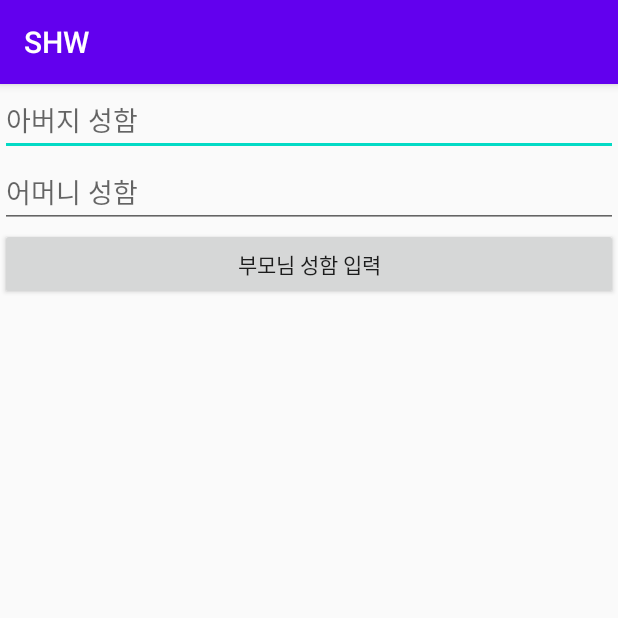
After one commit to Minoyam/School_Homework, an Android app: the InputDialogBoxActivity screen opened directly, with no data from a screen before it, on a phone screen of 412 x 824 dp, the top half of it. The commit adds this screen. Run offline under Robolectric (Android 15) with nearby library versions, the phone set to English and light mode, and no system bars.

Commit message:
9강 InputDialogBox 만들기
예전 기술을 사용하여 DialogFragment로 대체

```diff
--- a/app/src/main/AndroidManifest.xml
+++ b/app/src/main/AndroidManifest.xml
@@ -9,7 +9,8 @@
         android:roundIcon="@mipmap/ic_launcher_round"
         android:supportsRtl="true"
         android:theme="@style/AppTheme">
-        <activity android:name=".dialogbox.ListDialogBoxActivity"></activity>
+        <activity android:name=".dialogbox.InputDialogBoxActivity"></activity>
+        <activity android:name=".dialogbox.ListDialogBoxActivity" />
         <activity android:name=".dialogbox.DialogBoxActivity" />
         <activity android:name=".contextmenu.ContextMenuActivity" />
         <activity android:name=".MainActivity">
--- /dev/null
+++ b/app/src/main/java/com/cnm/shw/dialogbox/InputDialogBoxActivity.kt
@@ -0,0 +1,27 @@
+package com.cnm.shw.dialogbox
+
+import androidx.appcompat.app.AppCompatActivity
+import android.os.Bundle
+import com.cnm.shw.R
+import kotlinx.android.synthetic.main.activity_input_dialog_box.*
+
+
+class InputDialogBoxActivity : AppCompatActivity(), ADialogFragment.InputListener {
+    private val aDialogFragment = ADialogFragment()
+    override fun onCreate(savedInstanceState: Bundle?) {
+        super.onCreate(savedInstanceState)
+        setContentView(R.layout.activity_input_dialog_box)
+        bt_input_parent.setOnClickListener {
+            aDialogFragment.apply {
+                this.show(supportFragmentManager, aDialogFragment.tag)
+            }
+        }
+    }
+
+    override fun onPositiveClicked(papa: String, mama: String) {
+        et_papa_name.setText(papa)
+        et_mama_name.setText(mama)
+    }
+
+
+}
--- /dev/null
+++ b/app/src/main/res/layout/activity_input_dialog_box.xml
@@ -0,0 +1,26 @@
+<?xml version="1.0" encoding="utf-8"?>
+<LinearLayout xmlns:android="http://schemas.android.com/apk/res/android"
+    xmlns:tools="http://schemas.android.com/tools"
+    android:layout_width="match_parent"
+    android:layout_height="match_parent"
+    android:orientation="vertical"
+    tools:context=".dialogbox.InputDialogBoxActivity">
+
+    <EditText
+        android:id="@+id/et_papa_name"
+        android:layout_width="match_parent"
+        android:hint="@string/et_dialog_papa"
+        android:layout_height="wrap_content" />
+
+    <EditText
+        android:id="@+id/et_mama_name"
+        android:layout_width="match_parent"
+        android:hint="@string/et_dialog_mama"
+        android:layout_height="wrap_content" />
+
+    <Button
+        android:id="@+id/bt_input_parent"
+        android:layout_width="match_parent"
+        android:text="@string/bt_dialog_input_name"
+        android:layout_height="wrap_content" />
+</LinearLayout>
--- a/app/src/main/res/values/strings.xml
+++ b/app/src/main/res/values/strings.xml
@@ -8,4 +8,11 @@
     <string name="bt_dialog_list">목록 대화상자</string>
     <string name="bt_dialog_radio">라디오 대화상자</string>
     <string name="bt_dialog_city">도시선택 대화상자</string>
+    <string name="bt_file_internal_write">내부 메모리에 파일 쓰기</string>
+    <string name="bt_file_internal_read">내부 메모리에 파일 읽기</string>
+    <string name="et_dialog_papa">아버지 성함</string>
+    <string name="et_dialog_mama">어머니 성함</string>
+    <string name="bt_dialog_input_name">부모님 성함 입력</string>
+    <string name="et_dialog_input_papa">아버지 성함을 입력해주세요.</string>
+    <string name="et_dialog_input_mama">어머니 성함을 입력해주세요.</string>
 </resources>
```
Also changed, not shown: app/src/main/java/com/cnm/shw/dialogbox/ADialogFragment.kt (added, +42 -0 lines), app/src/main/res/layout/dialog_custom.xml (added, +23 -0 lines).
